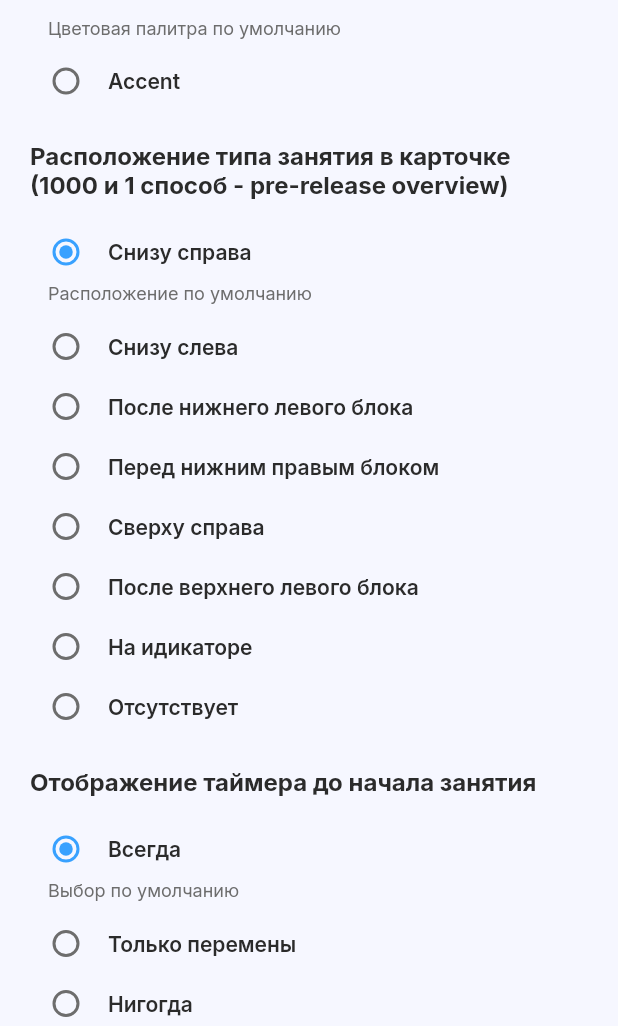
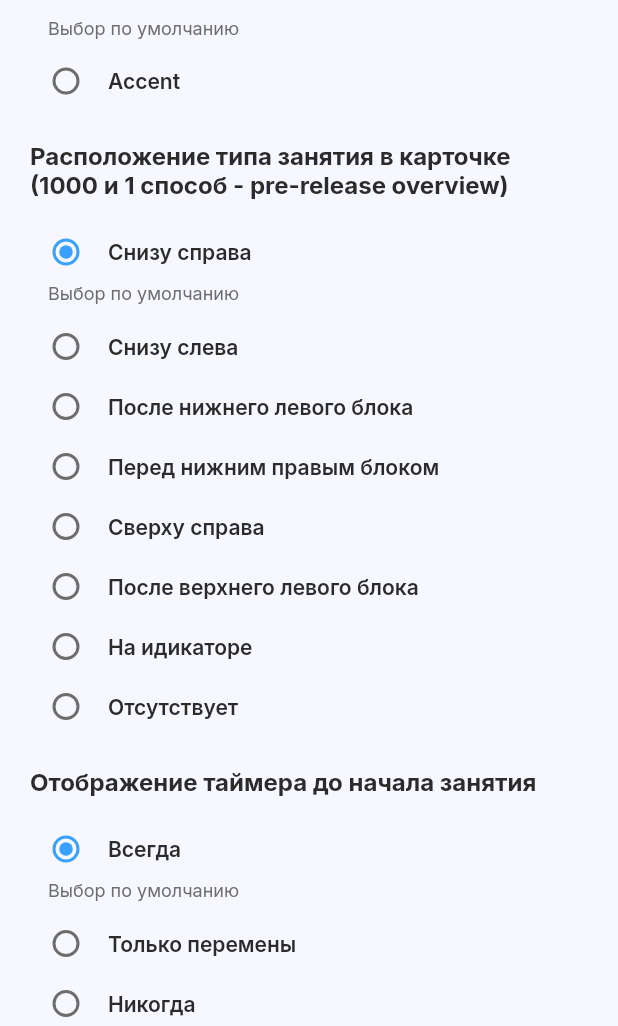
Before and after one commit to StarProxima/cube, a Flutter app: the _SettingsPage screen opened directly, on a phone screen of 412 x 824 dp, the part 210-1236 px from its top. Run offline on Flutter 3.47's test engine with Material 2 defaults, Android fonts, the phone set to English and light mode, and no system bars; our stand-ins replace chopper, device_preview, flutter_riverpod, flutter_svg, freezed_annotation, go_router and 4 more; missing offline and left inert: theme_tailor_annotation, window_size; accounts and stored records are empty; generated files the repository leaves out were written again; project files that could hold a hidden picture were left out.

Commit message:
Fix text on Settings page

```diff
--- a/lib/features/settings/ui/widgets/settings_page_lesson_card_lesson_type_position.dart
+++ b/lib/features/settings/ui/widgets/settings_page_lesson_card_lesson_type_position.dart
@@ -22,7 +22,7 @@ class _SettingsPageLessonCardLessonTypePosition extends ConsumerWidget {
       items: const [
         AppRadioSelectorItem(
           title: Text('Снизу справа'),
-          description: Text('Расположение по умолчанию'),
+          description: Text('Выбор по умолчанию'),
           value: LessonCardLessonTypePosition.bottomRight,
         ),
         AppRadioSelectorItem(
--- a/lib/features/settings/ui/widgets/settings_page_lesson_card_recess_display_condition.dart
+++ b/lib/features/settings/ui/widgets/settings_page_lesson_card_recess_display_condition.dart
@@ -28,7 +28,7 @@ class _SettingsPageLessonCardRecessDisplayCondition extends ConsumerWidget {
           value: LessonCardRecessDisplayCondition.onlyRecessBetweenLessons,
         ),
         AppRadioSelectorItem(
-          title: Text('Нигогда'),
+          title: Text('Никогда'),
           value: LessonCardRecessDisplayCondition.never,
         ),
       ],
--- a/lib/features/settings/ui/widgets/settings_page_lesson_colors.dart
+++ b/lib/features/settings/ui/widgets/settings_page_lesson_colors.dart
@@ -18,7 +18,7 @@ class _SettingsPageLessonColors extends ConsumerWidget {
       items: const [
         AppRadioSelectorItem(
           title: Text('Cube'),
-          description: Text('Цветовая палитра по умолчанию'),
+          description: Text('Выбор по умолчанию'),
           value: AppLessonColorsMode.cube,
         ),
         AppRadioSelectorItem(
--- a/lib/features/timetable_page/features/lesson_card/ui/lesson_card.dart
+++ b/lib/features/timetable_page/features/lesson_card/ui/lesson_card.dart
@@ -110,11 +110,7 @@ class LessonCard extends ConsumerWidget {
                                     right: 4,
                                     bottom: 4,
                                   ),
-                                  child: Column(
-                                    children: [
-                                      LessonCardFooter(),
-                                    ],
-                                  ),
+                                  child: LessonCardFooter(),
                                 ),
                               ],
                             ),
```
